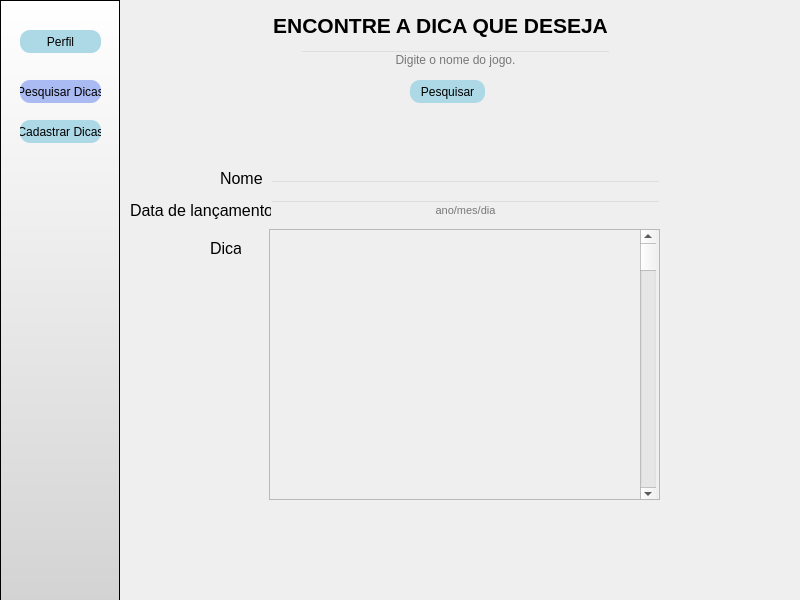
Above: telas/pesquisa_dica.ui from JorgeLuis8/Trabalho-POO-II before the change. Below: the same form after it.
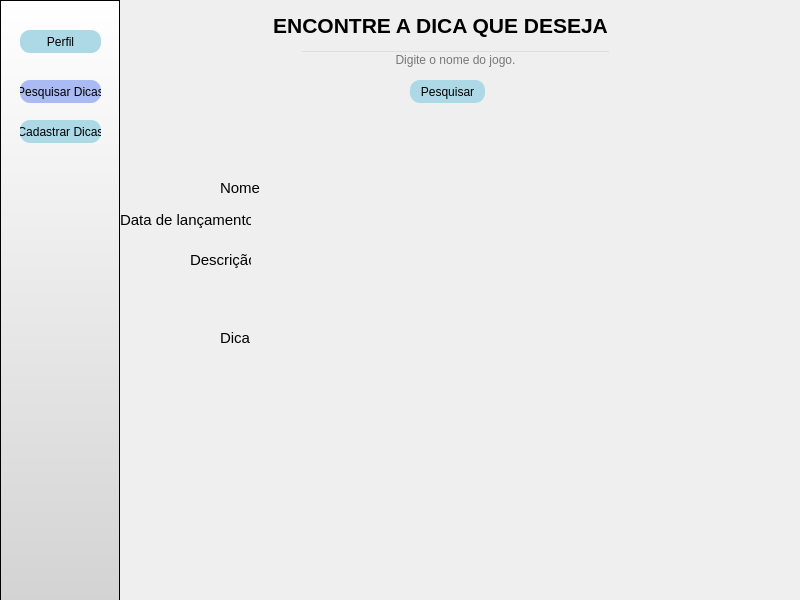
That is the form after the change.

Patch:
```diff
--- a/telas/pesquisa_dica.ui
+++ b/telas/pesquisa_dica.ui
@@ -191,40 +191,14 @@
     <property name="geometry">
      <rect>
       <x>220</x>
-      <y>170</y>
-      <width>51</width>
-      <height>16</height>
-     </rect>
-    </property>
-    <property name="font">
-     <font>
-      <pointsize>12</pointsize>
-      <weight>50</weight>
-      <bold>false</bold>
-     </font>
-    </property>
-    <property name="styleSheet">
-     <string notr="true">color: black;
-background-color: transparent;
-border: none;
-</string>
-    </property>
-    <property name="text">
-     <string>Nome</string>
-    </property>
-   </widget>
-   <widget class="QLineEdit" name="lineEdit_2">
-    <property name="geometry">
-     <rect>
-      <x>270</x>
       <y>180</y>
-      <width>391</width>
-      <height>20</height>
+      <width>41</width>
+      <height>16</height>
      </rect>
     </property>
     <property name="font">
      <font>
-      <pointsize>8</pointsize>
+      <pointsize>11</pointsize>
       <weight>50</weight>
       <bold>false</bold>
      </font>
@@ -232,31 +206,25 @@
     <property name="styleSheet">
      <string notr="true">color: black;
 background-color: transparent;
-
+border: none;
 </string>
     </property>
-    <property name="alignment">
-     <set>Qt::AlignJustify|Qt::AlignVCenter</set>
-    </property>
-    <property name="readOnly">
-     <bool>true</bool>
-    </property>
-    <property name="placeholderText">
-     <string/>
+    <property name="text">
+     <string>Nome</string>
     </property>
    </widget>
    <widget class="QLabel" name="label_4">
     <property name="geometry">
      <rect>
-      <x>210</x>
-      <y>240</y>
+      <x>220</x>
+      <y>330</y>
       <width>31</width>
       <height>16</height>
      </rect>
     </property>
     <property name="font">
      <font>
-      <pointsize>12</pointsize>
+      <pointsize>11</pointsize>
       <weight>50</weight>
       <bold>false</bold>
      </font>
@@ -271,79 +239,18 @@
      <string>Dica</string>
     </property>
    </widget>
-   <widget class="QLineEdit" name="lineEdit_4">
-    <property name="geometry">
-     <rect>
-      <x>270</x>
-      <y>230</y>
-      <width>391</width>
-      <height>271</height>
-     </rect>
-    </property>
-    <property name="font">
-     <font>
-      <pointsize>8</pointsize>
-      <weight>50</weight>
-      <bold>false</bold>
-     </font>
-    </property>
-    <property name="styleSheet">
-     <string notr="true">color: black;
-background-color: transparent;
-
-</string>
-    </property>
-    <property name="alignment">
-     <set>Qt::AlignJustify|Qt::AlignVCenter</set>
-    </property>
-    <property name="readOnly">
-     <bool>true</bool>
-    </property>
-   </widget>
-   <widget class="QLineEdit" name="lineEdit_3">
-    <property name="geometry">
-     <rect>
-      <x>270</x>
-      <y>200</y>
-      <width>391</width>
-      <height>20</height>
-     </rect>
-    </property>
-    <property name="font">
-     <font>
-      <pointsize>8</pointsize>
-      <weight>50</weight>
-      <bold>false</bold>
-     </font>
-    </property>
-    <property name="styleSheet">
-     <string notr="true">color: black;
-background-color: transparent;
-
-</string>
-    </property>
-    <property name="text">
-     <string/>
-    </property>
-    <property name="alignment">
-     <set>Qt::AlignCenter</set>
-    </property>
-    <property name="placeholderText">
-     <string>ano/mes/dia</string>
-    </property>
-   </widget>
    <widget class="QLabel" name="label_5">
     <property name="geometry">
      <rect>
-      <x>130</x>
-      <y>200</y>
-      <width>141</width>
+      <x>120</x>
+      <y>210</y>
+      <width>131</width>
       <height>20</height>
      </rect>
     </property>
     <property name="font">
      <font>
-      <pointsize>12</pointsize>
+      <pointsize>11</pointsize>
       <weight>50</weight>
       <bold>false</bold>
      </font>
@@ -358,41 +265,103 @@
      <string>Data de lançamento</string>
     </property>
    </widget>
-   <widget class="QScrollArea" name="scrollArea">
+   <widget class="QLabel" name="label_3">
     <property name="geometry">
      <rect>
-      <x>269</x>
-      <y>229</y>
-      <width>391</width>
-      <height>271</height>
+      <x>190</x>
+      <y>250</y>
+      <width>61</width>
+      <height>20</height>
      </rect>
     </property>
-    <property name="widgetResizable">
+    <property name="font">
+     <font>
+      <pointsize>11</pointsize>
+     </font>
+    </property>
+    <property name="text">
+     <string>Descrição</string>
+    </property>
+   </widget>
+   <widget class="QPlainTextEdit" name="plainTextEdit">
+    <property name="geometry">
+     <rect>
+      <x>260</x>
+      <y>170</y>
+      <width>401</width>
+      <height>31</height>
+     </rect>
+    </property>
+    <property name="styleSheet">
+     <string notr="true">color: black;
+background-color: transparent;
+
+</string>
+    </property>
+    <property name="readOnly">
      <bool>true</bool>
     </property>
-    <widget class="QWidget" name="scrollAreaWidgetContents">
-     <property name="geometry">
-      <rect>
-       <x>0</x>
-       <y>0</y>
-       <width>389</width>
-       <height>269</height>
-      </rect>
-     </property>
-     <widget class="QScrollBar" name="verticalScrollBar">
-      <property name="geometry">
-       <rect>
-        <x>370</x>
-        <y>0</y>
-        <width>16</width>
-        <height>271</height>
-       </rect>
-      </property>
-      <property name="orientation">
-       <enum>Qt::Vertical</enum>
-      </property>
-     </widget>
-    </widget>
+    <property name="overwriteMode">
+     <bool>false</bool>
+    </property>
+   </widget>
+   <widget class="QPlainTextEdit" name="plainTextEdit_2">
+    <property name="geometry">
+     <rect>
+      <x>260</x>
+      <y>210</y>
+      <width>401</width>
+      <height>31</height>
+     </rect>
+    </property>
+    <property name="styleSheet">
+     <string notr="true">color: black;
+background-color: transparent;
+
+</string>
+    </property>
+    <property name="readOnly">
+     <bool>true</bool>
+    </property>
+   </widget>
+   <widget class="QPlainTextEdit" name="plainTextEdit_3">
+    <property name="geometry">
+     <rect>
+      <x>260</x>
+      <y>250</y>
+      <width>401</width>
+      <height>61</height>
+     </rect>
+    </property>
+    <property name="styleSheet">
+     <string notr="true">color: black;
+background-color: transparent;
+
+
+</string>
+    </property>
+    <property name="readOnly">
+     <bool>true</bool>
+    </property>
+   </widget>
+   <widget class="QPlainTextEdit" name="plainTextEdit_4">
+    <property name="geometry">
+     <rect>
+      <x>260</x>
+      <y>320</y>
+      <width>401</width>
+      <height>71</height>
+     </rect>
+    </property>
+    <property name="styleSheet">
+     <string notr="true">color: black;
+background-color: transparent;
+
+</string>
+    </property>
+    <property name="readOnly">
+     <bool>true</bool>
+    </property>
    </widget>
   </widget>
  </widget>
```
